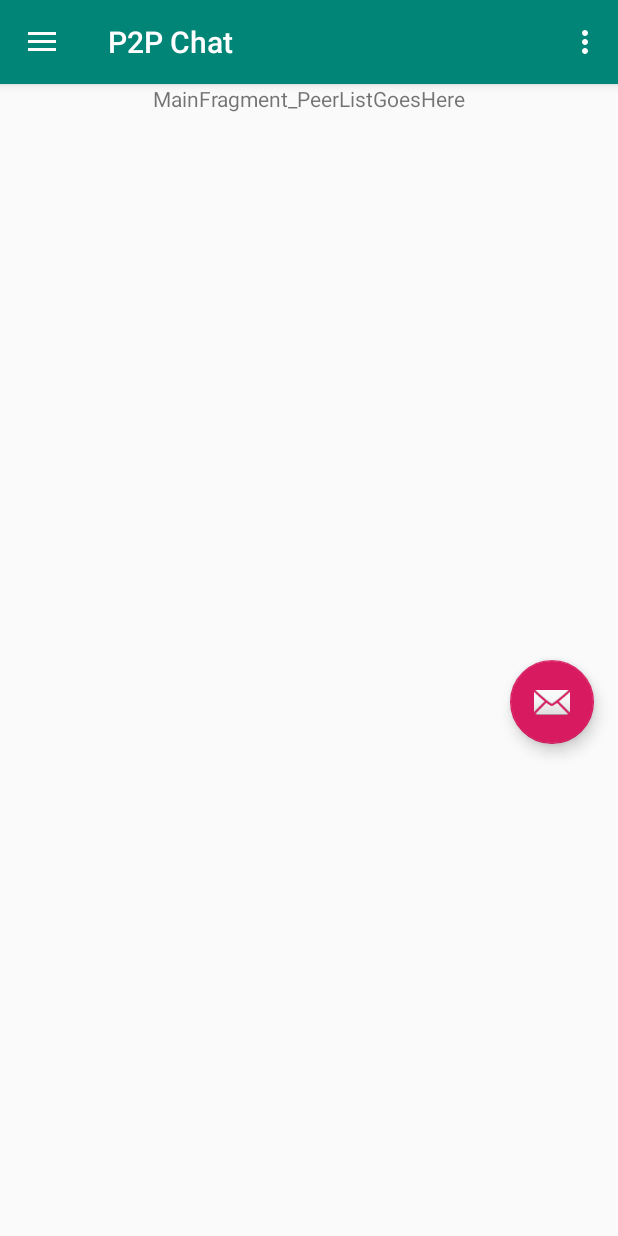
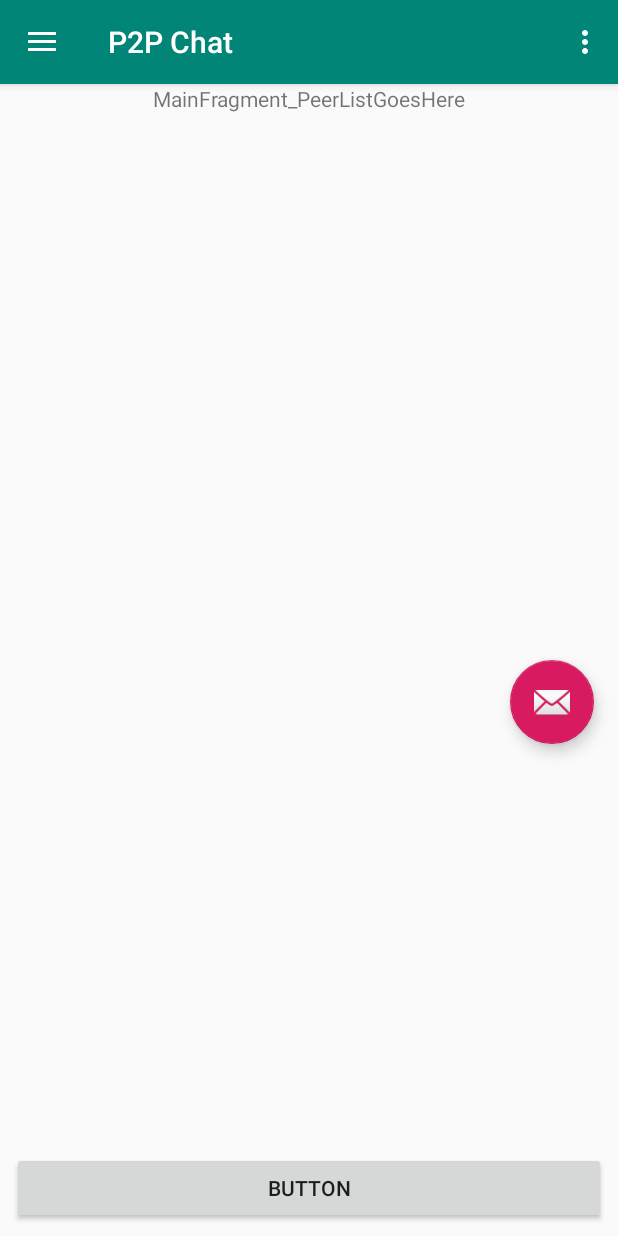
Before and after one commit to papunag209/android-final, an Android app: the screen it shows after launch (MainActivity), on a phone screen of 412 x 824 dp. Run offline under Robolectric (Android 15) with nearby library versions, the phone set to English and light mode, and no system bars.

Commit message:
some changes

```diff
--- a/P2PChat/app/src/main/java/com/example/p2pchat/MainActivity.java
+++ b/P2PChat/app/src/main/java/com/example/p2pchat/MainActivity.java
@@ -152,6 +152,10 @@ public class MainActivity extends AppCompatActivity
             }
         }
     };
+
+    public SendAndReceive getSendAndReceive(){
+        return this.sendAndReceive;
+    }
 
     public void getConnection(final WifiP2pDevice device) {
         WifiP2pConfig config = new WifiP2pConfig();
--- a/P2PChat/app/src/main/java/com/example/p2pchat/receivers/WifiBroadcastReceiver.java
+++ b/P2PChat/app/src/main/java/com/example/p2pchat/receivers/WifiBroadcastReceiver.java
@@ -35,6 +35,7 @@ public class WifiBroadcastReceiver extends BroadcastReceiver {
 
         if (msg.equals(WifiP2pManager.WIFI_P2P_STATE_CHANGED_ACTION)) {
             Log.d(TAG, "onReceive: ");
+
         } else if (msg.equals(WifiP2pManager.WIFI_P2P_CONNECTION_CHANGED_ACTION)) {
 
             NetworkInfo nInfo = intent.getParcelableExtra(WifiP2pManager.EXTRA_NETWORK_INFO);
--- a/P2PChat/app/src/main/java/com/example/p2pchat/threads/ServerSideThread.java
+++ b/P2PChat/app/src/main/java/com/example/p2pchat/threads/ServerSideThread.java
@@ -1,6 +1,7 @@
 package com.example.p2pchat.threads;
 
 import android.os.Handler;
+import android.util.Log;
 
 import java.io.IOException;
 import java.net.ServerSocket;
@@ -11,6 +12,8 @@ public class ServerSideThread extends Thread {
     Socket socket;
     SendAndReceive sendAndReceive;
     Handler handler;
+
+    private static final String TAG = "ServerSideThread";
 
     public ServerSideThread(SendAndReceive sendAndReceive, Handler handler){
         this.sendAndReceive = sendAndReceive;
@@ -24,6 +27,10 @@ public class ServerSideThread extends Thread {
             socket = serverSocket.accept();
             this.sendAndReceive = new SendAndReceive(socket,handler);
             sendAndReceive.start();
+            if(sendAndReceive != null) {
+                Log.d(TAG, "onClick: SENDING MESSAGE");
+                sendAndReceive.write("HELLO".getBytes());
+            }
         } catch (IOException e) {
             e.printStackTrace();
         }
--- /dev/null
+++ b/P2PChat/app/src/main/java/com/example/p2pchat/viewModels/MainFragmentViewModel.java
@@ -0,0 +1,12 @@
+package com.example.p2pchat.viewModels;
+
+import android.net.wifi.p2p.WifiP2pDevice;
+
+import androidx.lifecycle.LiveData;
+
+import java.util.Collection;
+
+public class MainFragmentViewModel {
+    LiveData<Collection<WifiP2pDevice>> collectionLiveData;
+
+}
--- a/P2PChat/app/src/main/java/com/example/p2pchat/views/MainFragment.java
+++ b/P2PChat/app/src/main/java/com/example/p2pchat/views/MainFragment.java
@@ -17,11 +17,13 @@ import android.util.Log;
 import android.view.LayoutInflater;
 import android.view.View;
 import android.view.ViewGroup;
+import android.widget.Button;
 
 import com.example.p2pchat.App;
 import com.example.p2pchat.MainActivity;
 import com.example.p2pchat.R;
 import com.example.p2pchat.adapters.PeersRecyclerViewAdapter;
+import com.example.p2pchat.threads.SendAndReceive;
 
 import java.util.ArrayList;
 import java.util.Collection;
@@ -33,6 +35,8 @@ public class MainFragment extends Fragment {
     RecyclerView recyclerView;
     PeersRecyclerViewAdapter recyclerViewAdapter;
     WifiP2pDevice[] peerLst;
+    Button btn;
+    SendAndReceive sendAndReceive;
 
     public MainFragment() {
         // Required empty public constructor
@@ -43,13 +47,26 @@ public class MainFragment extends Fragment {
     public View onCreateView(LayoutInflater inflater, ViewGroup container,
                              Bundle savedInstanceState) {
         // Inflate the layout for this fragment
-        return inflater.inflate(R.layout.fragment_main, container, false);
+        View view;
+        view = inflater.inflate(R.layout.fragment_main, container, false);
+        recyclerView = view.findViewById(R.id.recyclerView_chatPeers);
+        btn = view.findViewById(R.id.button4_sendMessage);
+        this.sendAndReceive = ((MainActivity)getActivity()).getSendAndReceive();
+        btn.setOnClickListener(new View.OnClickListener() {
+            @Override
+            public void onClick(View view) {
+//                if(sendAndReceive != null) {
+//                    Log.d(TAG, "onClick: SENDING MESSAGE");
+//                    sendAndReceive.write("HELLO".getBytes());
+//                }
+            }
+        });
+        return view;
     }
 
     @Override
     public void onViewCreated(@NonNull View view, @Nullable Bundle savedInstanceState) {
         super.onViewCreated(view, savedInstanceState);
-        recyclerView = view.findViewById(R.id.recyclerView_chatPeers);
 //        recyclerViewAdapter = (PeersRecyclerViewAdapter)recyclerView.getAdapter();
         final MutableLiveData<Collection<WifiP2pDevice>> peers = ((MainActivity) getActivity()).getPeers();
         peers.observe(this, new Observer<Collection<WifiP2pDevice>>() {
--- a/P2PChat/app/src/main/res/layout/fragment_main.xml
+++ b/P2PChat/app/src/main/res/layout/fragment_main.xml
@@ -21,9 +21,26 @@
         android:id="@+id/recyclerView_chatPeers"
         android:layout_width="0dp"
         android:layout_height="0dp"
+        android:layout_marginBottom="8dp"
+        app:layout_constraintBottom_toTopOf="@+id/button4_sendMessage"
+        app:layout_constraintEnd_toEndOf="parent"
+        app:layout_constraintStart_toStartOf="parent"
+        app:layout_constraintTop_toBottomOf="@+id/textView3">
+
+    </androidx.recyclerview.widget.RecyclerView>
+
+    <Button
+        android:id="@+id/button4_sendMessage"
+        android:layout_width="0dp"
+        android:layout_height="wrap_content"
+        android:layout_marginStart="8dp"
+        android:layout_marginLeft="8dp"
+        android:layout_marginEnd="8dp"
+        android:layout_marginRight="8dp"
+        android:layout_marginBottom="8dp"
+        android:text="Button"
         app:layout_constraintBottom_toBottomOf="parent"
         app:layout_constraintEnd_toEndOf="parent"
-        app:layout_constraintStart_toStartOf="parent"
-        app:layout_constraintTop_toBottomOf="@+id/textView3" />
+        app:layout_constraintStart_toStartOf="parent" />
 
 </androidx.constraintlayout.widget.ConstraintLayout>
```
